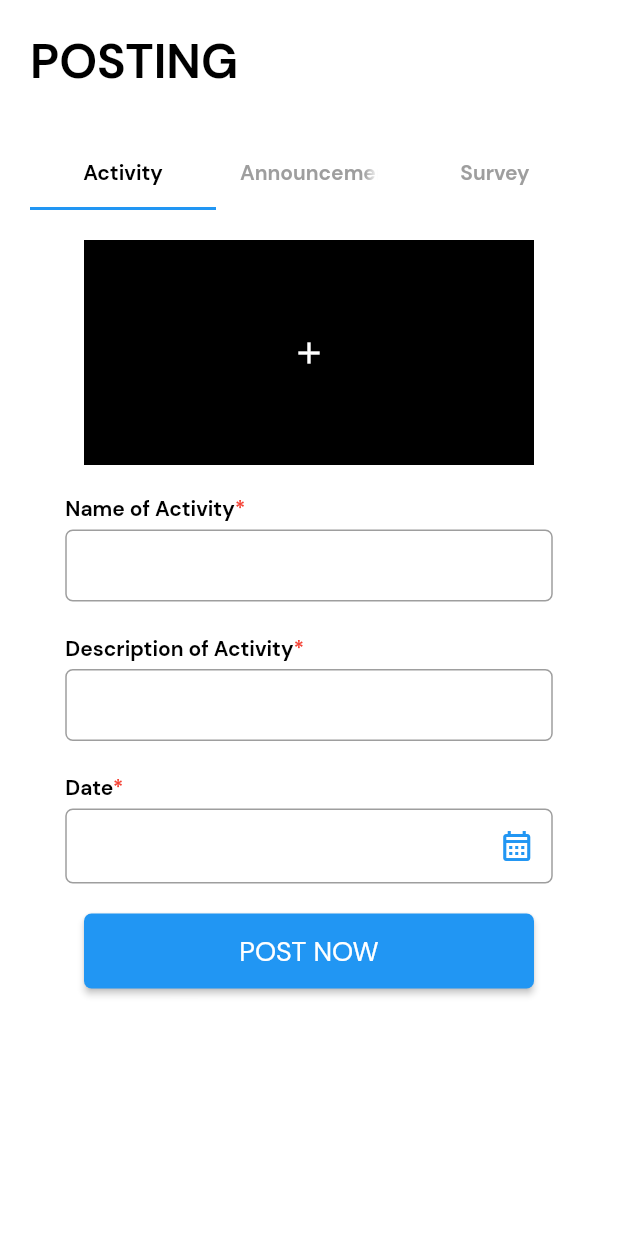
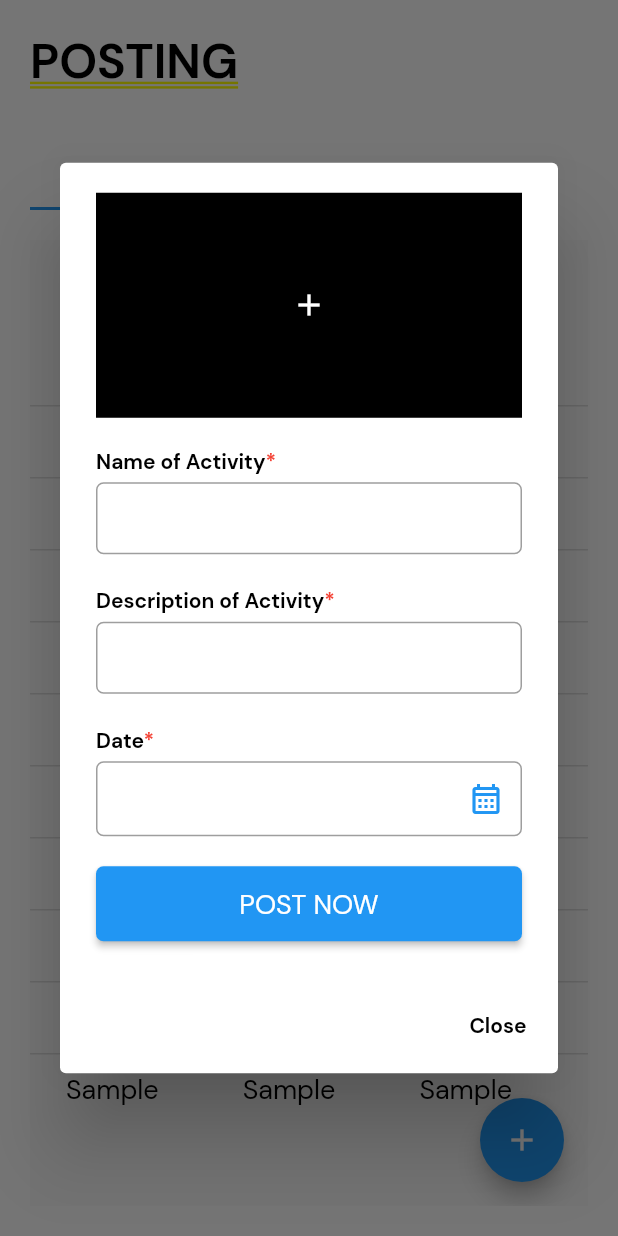
Before and after one commit to lansoyyy/sk-admin, a Flutter app: the PostingTab screen opened directly, after a tap on the "add" icon, on a phone screen of 412 x 824 dp. Run offline on Flutter 3.47's test engine with Material 2 defaults, Android fonts, the light colour scheme and no system bars; our stand-ins replace fluttertoast.

Commit message:
added posting list ui

```diff
--- a/lib/screens/tabs/posting_tab.dart
+++ b/lib/screens/tabs/posting_tab.dart
@@ -63,14 +63,175 @@ class _PostingTabState extends State<PostingTab> {
               ),
               Expanded(
                 child: TabBarView(children: [
-                  activity(),
-                  announcements(),
-                  survey(),
+                  // Activity
+                  Scaffold(
+                    floatingActionButton: FloatingActionButton(
+                      onPressed: () {
+                        showDialog(
+                          context: context,
+                          builder: (context) {
+                            return AlertDialog(
+                              content: activity(),
+                              actions: [
+                                TextButton(
+                                  onPressed: () {
+                                    Navigator.pop(context);
+                                  },
+                                  child: TextWidget(
+                                    text: 'Close',
+                                    fontSize: 14,
+                                    fontFamily: 'Bold',
+                                  ),
+                                )
+                              ],
+                            );
+                          },
+                        );
+                      },
+                      child: const Icon(
+                        Icons.add,
+                      ),
+                    ),
+                    body: datatable(),
+                  ),
+                  // Announcements
+                  Scaffold(
+                    floatingActionButton: FloatingActionButton(
+                      onPressed: () {
+                        showDialog(
+                          context: context,
+                          builder: (context) {
+                            return AlertDialog(
+                              content: announcements(),
+                              actions: [
+                                TextButton(
+                                  onPressed: () {
+                                    Navigator.pop(context);
+                                  },
+                                  child: TextWidget(
+                                    text: 'Close',
+                                    fontSize: 14,
+                                    fontFamily: 'Bold',
+                                  ),
+                                )
+                              ],
+                            );
+                          },
+                        );
+                      },
+                      child: const Icon(
+                        Icons.add,
+                      ),
+                    ),
+                    body: datatable(),
+                  ),
+                  // Survey
+                  Scaffold(
+                    floatingActionButton: FloatingActionButton(
+                      onPressed: () {
+                        showDialog(
+                          context: context,
+                          builder: (context) {
+                            return AlertDialog(
+                              content: survey(),
+                              actions: [
+                                TextButton(
+                                  onPressed: () {
+                                    Navigator.pop(context);
+                                  },
+                                  child: TextWidget(
+                                    text: 'Close',
+                                    fontSize: 14,
+                                    fontFamily: 'Bold',
+                                  ),
+                                )
+                              ],
+                            );
+                          },
+                        );
+                      },
+                      child: const Icon(
+                        Icons.add,
+                      ),
+                    ),
+                    body: datatable(),
+                  ),
                 ]),
               ),
             ],
           ),
         ),
+      ),
+    );
+  }
+
+  Widget datatable() {
+    return Center(
+      child: SingleChildScrollView(
+        child: DataTable(columns: [
+          DataColumn(
+            label: TextWidget(
+              text: 'Date',
+              fontSize: 18,
+              fontFamily: 'Bold',
+            ),
+          ),
+          DataColumn(
+            label: TextWidget(
+              text: 'Name',
+              fontSize: 18,
+              fontFamily: 'Bold',
+            ),
+          ),
+          DataColumn(
+            label: TextWidget(
+              text: 'Details',
+              fontSize: 18,
+              fontFamily: 'Bold',
+            ),
+          ),
+          DataColumn(
+            label: TextWidget(
+              text: 'Actions',
+              fontSize: 18,
+              fontFamily: 'Bold',
+            ),
+          ),
+        ], rows: [
+          for (int i = 0; i < 10; i++)
+            DataRow(cells: [
+              DataCell(
+                TextWidget(
+                  text: 'Sample',
+                  fontSize: 18,
+                  fontFamily: 'Regular',
+                ),
+              ),
+              DataCell(
+                TextWidget(
+                  text: 'Sample',
+                  fontSize: 18,
+                  fontFamily: 'Regular',
+                ),
+              ),
+              DataCell(
+                TextWidget(
+                  text: 'Sample',
+                  fontSize: 18,
+                  fontFamily: 'Regular',
+                ),
+              ),
+              DataCell(SizedBox(
+                width: 150,
+                child: Row(
+                  children: [
+                    IconButton(onPressed: () {}, icon: const Icon(Icons.edit)),
+                    IconButton(onPressed: () {}, icon: const Icon(Icons.delete))
+                  ],
+                ),
+              )),
+            ])
+        ]),
       ),
     );
   }
```
